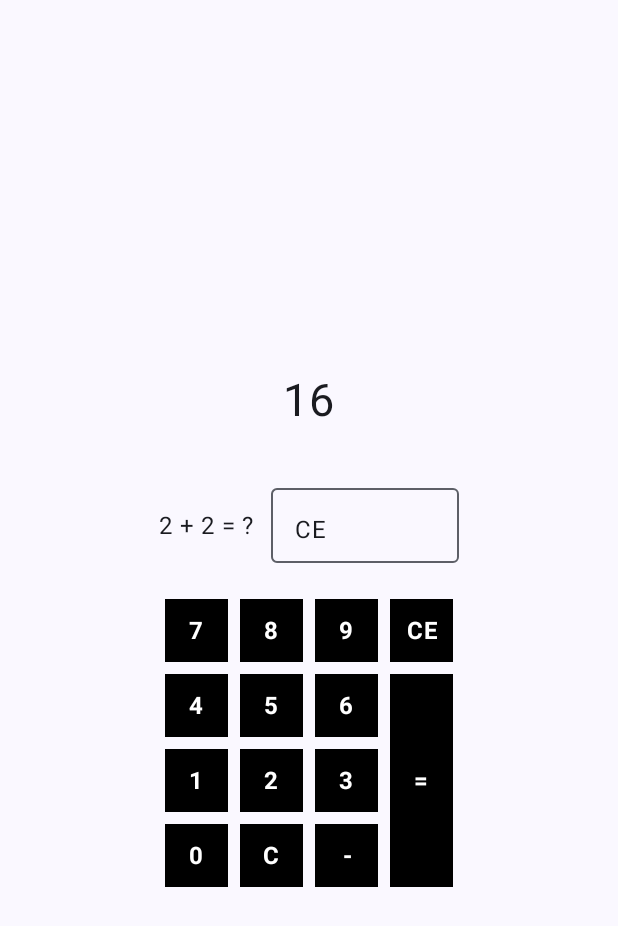
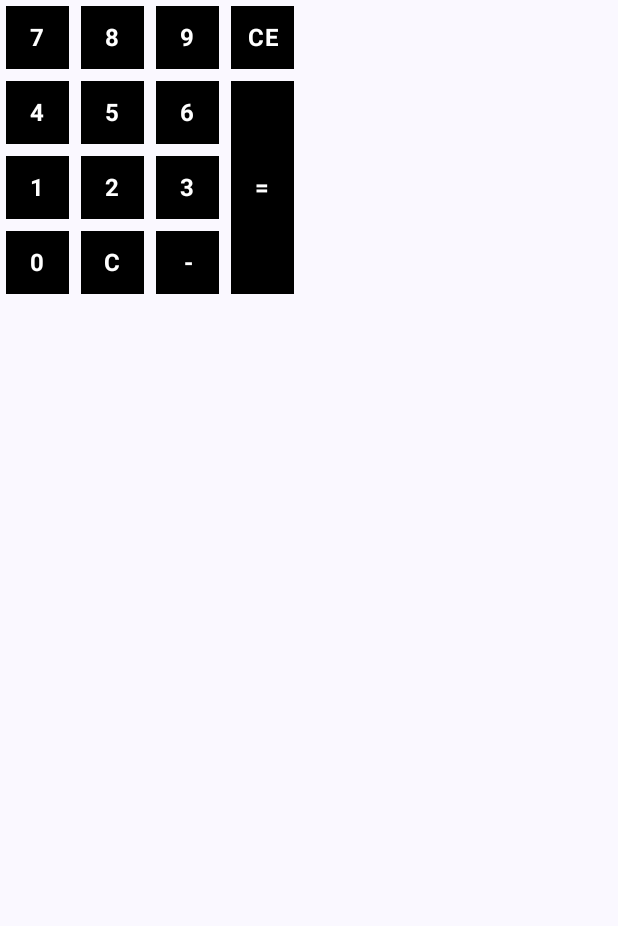
Before and after one commit to Nozferatu/Practica1-PM, an Android app built with Jetpack Compose: the CalculaTronActivity screen opened directly, with no data from a screen before it, after a tap on "CE", on a phone screen of 412 x 824 dp. Shown: the top 926 px of the screen. Run offline under Robolectric (Android 15) with nearby library versions, the phone set to English and light mode, and no system bars.

Commit message:
Revert "Añadido input"
This reverts commit 9e860ae1b1ef52058bb60a51ac8472ea5e4346e8.

```diff
--- a/app/src/main/java/com/cmj/practica1_pm/CalculaTronActivity.kt
+++ b/app/src/main/java/com/cmj/practica1_pm/CalculaTronActivity.kt
@@ -6,11 +6,9 @@ import androidx.activity.compose.setContent
 import androidx.activity.enableEdgeToEdge
 import androidx.compose.foundation.background
 import androidx.compose.foundation.clickable
-import androidx.compose.foundation.layout.Arrangement
 import androidx.compose.foundation.layout.Box
 import androidx.compose.foundation.layout.Column
 import androidx.compose.foundation.layout.PaddingValues
-import androidx.compose.foundation.layout.Row
 import androidx.compose.foundation.layout.fillMaxSize
 import androidx.compose.foundation.layout.padding
 import androidx.compose.foundation.layout.size
@@ -18,16 +16,10 @@ import androidx.compose.foundation.layout.width
 import androidx.compose.foundation.layout.wrapContentSize
 import androidx.compose.foundation.lazy.staggeredgrid.LazyVerticalStaggeredGrid
 import androidx.compose.foundation.lazy.staggeredgrid.StaggeredGridCells
-import androidx.compose.material3.OutlinedTextField
 import androidx.compose.material3.Scaffold
 import androidx.compose.material3.Surface
 import androidx.compose.material3.Text
 import androidx.compose.runtime.Composable
-import androidx.compose.runtime.LaunchedEffect
-import androidx.compose.runtime.MutableState
-import androidx.compose.runtime.mutableIntStateOf
-import androidx.compose.runtime.mutableStateOf
-import androidx.compose.runtime.remember
 import androidx.compose.ui.Alignment
 import androidx.compose.ui.Modifier
 import androidx.compose.ui.graphics.Color
@@ -36,11 +28,7 @@ import androidx.compose.ui.text.style.TextAlign
 import androidx.compose.ui.tooling.preview.Preview
 import androidx.compose.ui.unit.Dp
 import androidx.compose.ui.unit.dp
-import androidx.compose.ui.unit.sp
 import com.cmj.practica1_pm.ui.theme.Practica1PMTheme
-import kotlinx.coroutines.delay
-
-private var respuestaOperacion = mutableStateOf("")
 
 class CalculaTronActivity : ComponentActivity() {
     override fun onCreate(savedInstanceState: Bundle?) {
@@ -64,44 +52,19 @@ class CalculaTronActivity : ComponentActivity() {
 }
 
 @Composable
-fun Contador(contador: MutableState<Int>){
-    Text(modifier = Modifier
-        .padding(vertical = 20.dp),
-        text = contador.value.toString(),
-        fontSize = 30.sp
-    )
-}
-
-@Composable
-fun Operacion(){
-    Row(modifier = Modifier
-        .width(200.dp)
-        .padding(vertical = 20.dp),
-        verticalAlignment = Alignment.CenterVertically,
-        horizontalArrangement = Arrangement.SpaceBetween){
-        Text("2 + 2 = ?")
-        OutlinedTextField(modifier = Modifier
-            .size(width = 125.dp, height = 50.dp),
-            value = respuestaOperacion.value,
-            onValueChange = { respuestaOperacion.value = it }
-        )
-    }
-}
-
-@Composable
 fun Tecla(
     contenido: String,
     altura: Dp = 50.dp,
     anchura: Dp = 50.dp,
     funcion: () -> (Unit) = {
-        respuestaOperacion.value += contenido
+
     }
 ){
     Box(modifier = Modifier
         .size(width = anchura, height = altura)
         .padding(4.dp)
         .background(Color.Black)
-        .clickable { funcion() },
+        .clickable { funcion },
         contentAlignment = Alignment.Center
 
     ) {
@@ -118,8 +81,7 @@ fun Tecla(
 fun Teclado(){
     LazyVerticalStaggeredGrid(
         modifier = Modifier
-            .width(200.dp)
-            .wrapContentSize(),
+        .wrapContentSize(),
         columns = StaggeredGridCells.Fixed(4)
     ) {
         item{
@@ -136,7 +98,7 @@ fun Teclado(){
                 Tecla("8")
                 Tecla("5")
                 Tecla("2")
-                Tecla("C", funcion = { respuestaOperacion.value = respuestaOperacion.value.dropLast(1) })
+                Tecla("C")
             }
         }
 
@@ -160,29 +122,16 @@ fun Teclado(){
 
 @Composable
 fun CalculaTron(innerPadding: PaddingValues) {
-    val contador = remember { mutableIntStateOf(20) }
-
     Column(modifier = Modifier
-        .fillMaxSize()
-        .padding(innerPadding),
-        horizontalAlignment = Alignment.CenterHorizontally,
-        verticalArrangement = Arrangement.Center
+        .width(200.dp)
+        .padding(innerPadding)
     ) {
-        Contador(contador)
-        Operacion()
         Teclado()
-    }
-
-    LaunchedEffect(Unit) {
-        while(contador.intValue > 0){
-            delay(1000L)
-            contador.intValue--
-        }
     }
 }
 
-@Preview(showBackground = true, widthDp = 400, heightDp = 900)
+@Preview(showBackground = true)
 @Composable
-fun CalculaTronPreview(){
-    CalculaTron(PaddingValues(20.dp))
+fun TecladoPreview(){
+    Teclado()
 }
```
